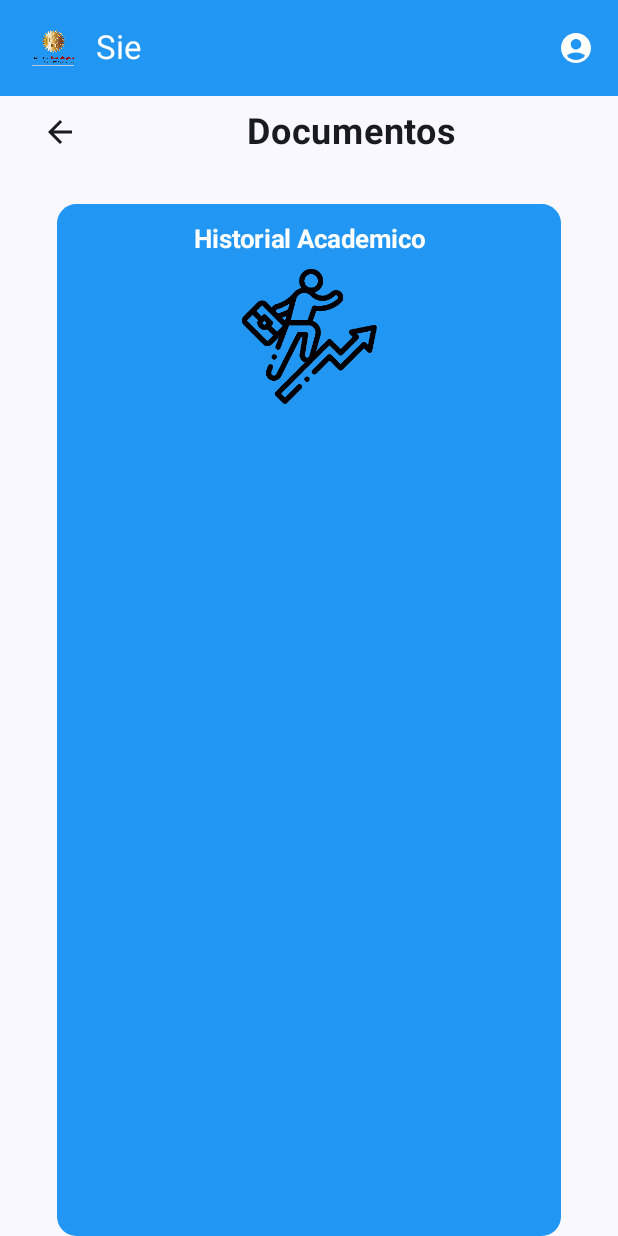
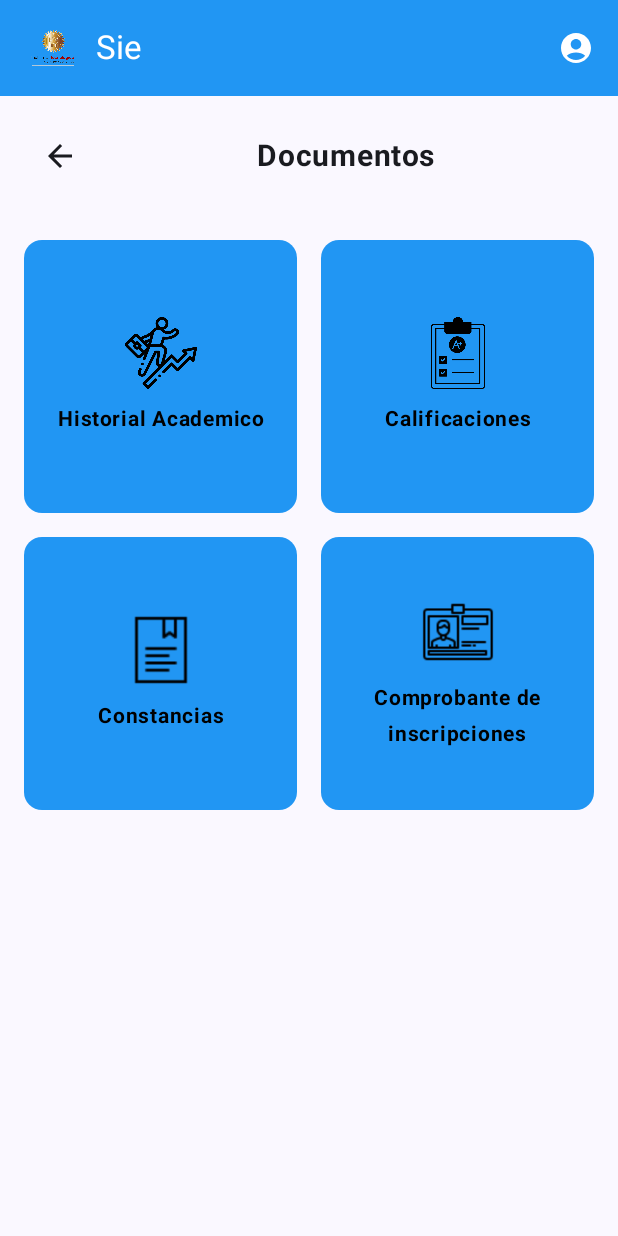
Before and after one commit to MerczA/SieAplication, an Android app built with Jetpack Compose: the Documentos screen opened through its navigation route, on a phone screen of 412 x 824 dp. Run offline under Robolectric (Android 15) with nearby library versions, the phone set to English and light mode, and no system bars.

Commit message:
Correcion de tamaño de botones dentro de la opcion de documentos

```diff
--- a/app/src/main/java/com/example/sieaplication/ui/screens/Documentos.kt
+++ b/app/src/main/java/com/example/sieaplication/ui/screens/Documentos.kt
@@ -1,27 +1,20 @@
 package com.example.sieaplication.ui.screens
 
-import androidx.compose.foundation.layout.Arrangement
-import androidx.compose.foundation.layout.Column
-import androidx.compose.foundation.layout.Row
-import androidx.compose.foundation.layout.Spacer
-import androidx.compose.foundation.layout.fillMaxSize
-import androidx.compose.foundation.layout.fillMaxWidth
-import androidx.compose.foundation.layout.height
-import androidx.compose.foundation.layout.padding
-import androidx.compose.foundation.layout.width
+import androidx.compose.foundation.background
+import androidx.compose.foundation.layout.*
+import androidx.compose.foundation.shape.RoundedCornerShape
 import androidx.compose.material.icons.Icons
 import androidx.compose.material.icons.filled.ArrowBack
-import androidx.compose.material3.Icon
-import androidx.compose.material3.IconButton
-import androidx.compose.material3.MaterialTheme
-import androidx.compose.material3.Scaffold
-import androidx.compose.material3.Text
+import androidx.compose.material3.*
 import androidx.compose.runtime.Composable
 import androidx.compose.ui.Alignment
 import androidx.compose.ui.Modifier
+import androidx.compose.ui.graphics.Color
+import androidx.compose.ui.res.painterResource
 import androidx.compose.ui.text.font.FontWeight
 import androidx.compose.ui.text.style.TextAlign
 import androidx.compose.ui.unit.dp
+import androidx.compose.ui.unit.sp
 import androidx.navigation.NavHostController
 import com.example.sieaplication.R
 import com.example.sieaplication.ui.components.Bars
@@ -29,31 +22,28 @@ import com.example.sieaplication.ui.components.Bars
 @Composable
 fun Documentos(navController: NavHostController) {
     Scaffold(
-        topBar = { Bars(navController) }, // Define la barra de navegación correctamente
+        topBar = { Bars(navController) },
         content = { paddingValues ->
             Column(
                 modifier = Modifier
                     .fillMaxSize()
-                    .padding(paddingValues) // Respeta la altura de la TopBar
-                    .padding(horizontal = 16.dp),
+                    .padding(paddingValues)
+                    .padding(16.dp),
                 horizontalAlignment = Alignment.CenterHorizontally
             ) {
                 Row(
                     modifier = Modifier
                         .fillMaxWidth()
-                        .padding(bottom = 8.dp),
+                        .padding(bottom = 16.dp),
                     verticalAlignment = Alignment.CenterVertically
                 ) {
                     IconButton(onClick = { navController.navigate("main_menu") }) {
                         Icon(imageVector = Icons.Default.ArrowBack, contentDescription = "Atrás")
                     }
-
-                    Spacer(modifier = Modifier.width(8.dp))
-
                     Text(
                         text = "Documentos",
                         fontWeight = FontWeight.Bold,
-                        fontSize = MaterialTheme.typography.headlineSmall.fontSize,
+                        fontSize = 20.sp,
                         textAlign = TextAlign.Center,
                         modifier = Modifier.weight(1f)
                     )
@@ -61,43 +51,77 @@ fun Documentos(navController: NavHostController) {
 
                 Spacer(modifier = Modifier.height(16.dp))
 
-                // Botones en filas
+                Column(
+                    modifier = Modifier.fillMaxWidth(),
+                    horizontalAlignment = Alignment.CenterHorizontally,
+                    verticalArrangement = Arrangement.spacedBy(16.dp)
+                ) {
                     Row(
-                    modifier = Modifier.width(GRID_WIDTH),
-                    horizontalArrangement = Arrangement.Center
+                        modifier = Modifier.fillMaxWidth(),
+                        horizontalArrangement = Arrangement.SpaceEvenly
                     ) {
                         ButtonSquare(
                             text = "Historial Academico",
                             imageRes = R.drawable.kardex_icon,
-                        onClick = { navController.navigate("calif_screen") }
+                            onClick = {  },
+                            modifier = Modifier.weight(1f)
                         )
                         Spacer(modifier = Modifier.width(16.dp))
                         ButtonSquare(
                             text = "Calificaciones",
                             imageRes = R.drawable.calificaciones_icon,
-                        onClick = { navController.navigate("screen_horario") }
+                            onClick = {  },
+                            modifier = Modifier.weight(1f)
                         )
                     }
-
-                Spacer(modifier = Modifier.height(16.dp))
-
                     Row(
-                    modifier = Modifier.width(GRID_WIDTH),
-                    horizontalArrangement = Arrangement.Center
+                        modifier = Modifier.fillMaxWidth(),
+                        horizontalArrangement = Arrangement.SpaceEvenly
                     ) {
                         ButtonSquare(
                             text = "Constancias",
                             imageRes = R.drawable.docuemntos_icon,
-                        onClick = { navController.navigate("documentos_screen") }
+                            onClick = {  },
+                            modifier = Modifier.weight(1f)
                         )
                         Spacer(modifier = Modifier.width(16.dp))
                         ButtonSquare(
                             text = "Comprobante de inscripciones",
                             imageRes = R.drawable.credencial_digital_icon,
-                        onClick = { navController.navigate("credencial_screen") }
+                            onClick = {  },
+                            modifier = Modifier.weight(1f)
                         )
+                    }
                 }
             }
         }
     )
 }
+
+@Composable
+fun ButtonSquare(text: String, imageRes: Int, onClick: () -> Unit, modifier: Modifier = Modifier) {
+    Column(
+        modifier = modifier
+            .fillMaxWidth()
+            .aspectRatio(1f)
+            .background(Color(0xFF2196F3), RoundedCornerShape(12.dp))
+            .padding(16.dp)
+            .wrapContentSize(Alignment.Center),
+        horizontalAlignment = Alignment.CenterHorizontally
+    ) {
+        Icon(
+            painter = painterResource(id = imageRes),
+            contentDescription = text,
+            tint = Color.Black,
+            modifier = Modifier.size(48.dp)
+        )
+        Spacer(modifier = Modifier.height(8.dp))
+        Text(
+            text = text,
+            fontSize = 14.sp,
+            fontWeight = FontWeight.Bold,
+            color = Color.Black,
+            textAlign = TextAlign.Center
+        )
+    }
+}
```
Also changed, not shown: app/src/main/java/com/example/sieaplication/ui/screens/T_Digital.kt (+88 -113 lines). Lines whose indentation alone changed are shown as unchanged.
